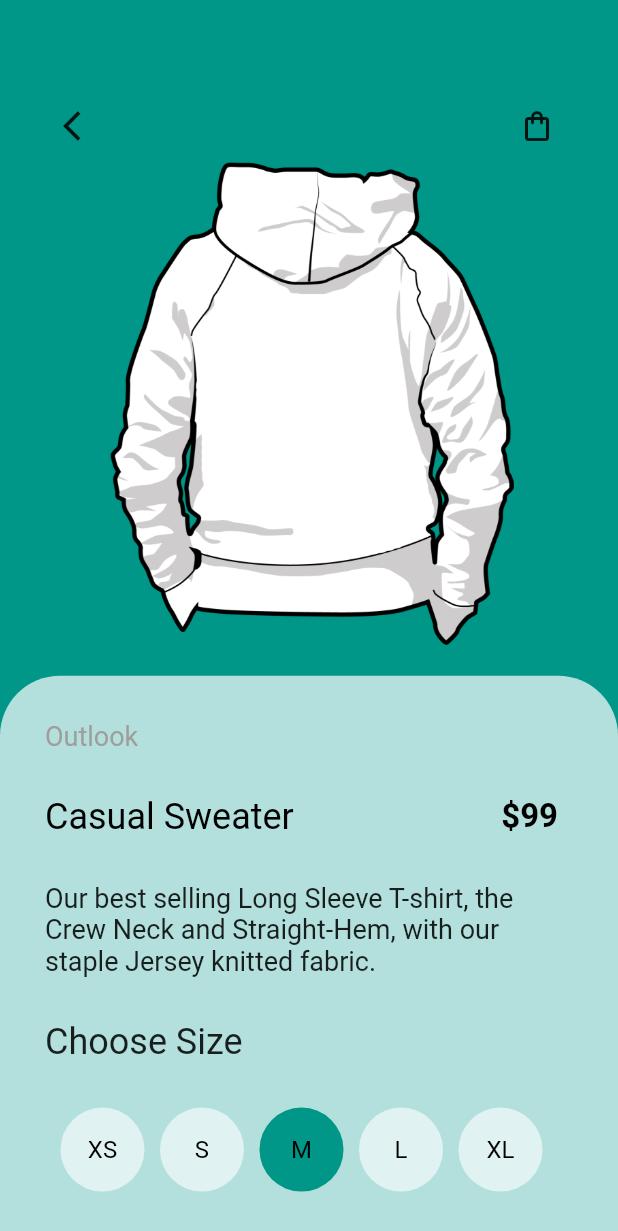
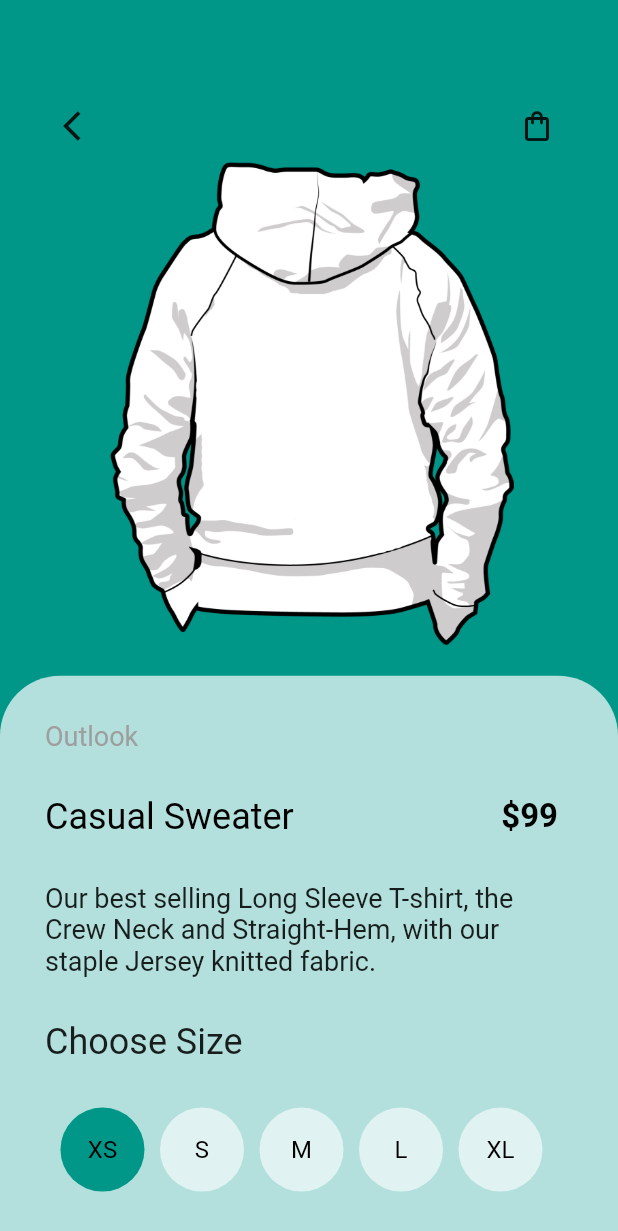
Before and after one commit to fnAdil/shop_app_elastic_drawer, a Flutter app: the DetailPage screen opened directly, after a tap on "XS", on a phone screen of 412 x 824 dp. Shown: the top 1231 px of the screen. Run offline on Flutter 3.47's test engine with Material 2 defaults, Android fonts, the phone set to English and light mode, and no system bars.

Commit message:
commit_6

```diff
--- a/lib/screens/detail_page.dart
+++ b/lib/screens/detail_page.dart
@@ -14,7 +14,11 @@ class DetailPage extends StatefulWidget {
   State<DetailPage> createState() => _DetailPageState();
 }
 
+List<String> Size1 = ["XS", "S", "M", "L", "XL"];
+
 class _DetailPageState extends State<DetailPage> {
+  late String size1 = "M";
+
   @override
   Widget build(BuildContext context) {
     final Size size = MediaQuery.of(context).size;
@@ -88,13 +92,29 @@ class _DetailPageState extends State<DetailPage> {
                       "Choose Size",
                       style: TextStyle(fontSize: 24, color: Colors.black87),
                     ),
-                    ChooseSize(
-                      onSizeSelected: (p0) {
-                        print(p0);
-                      },
-                      selectedSize: "M",
-                      sizes: ["XS", "S", "M", "L", "XL"],
-                      size: size,
+                    Row(
+                      mainAxisAlignment: MainAxisAlignment.spaceEvenly,
+                      children: List.generate(
+                        Size1.length,
+                        (index) => GestureDetector(
+                          onTap: () {
+                            size1 = Size1[index];
+                            setState(() {
+                              print(size1);
+                            });
+                          },
+                          child: CircleAvatar(
+                            child: Text(
+                              Size1[index],
+                              style: const TextStyle(color: Colors.black),
+                            ),
+                            minRadius: size.height * 0.034,
+                            backgroundColor: size1 == Size1[index]
+                                ? Colors.teal
+                                : Colors.teal[50],
+                          ),
+                        ),
+                      ),
                     )
                   ],
                 ),
@@ -107,44 +127,3 @@ class _DetailPageState extends State<DetailPage> {
     );
   }
 }
-
-class ChooseSize extends StatelessWidget {
-  const ChooseSize({
-    Key? key,
-    required this.size,
-    required this.sizes,
-    required this.onSizeSelected,
-    required this.selectedSize,
-  }) : super(key: key);
-
-  final Size size;
-  final List<String> sizes;
-  final String selectedSize;
-  final void Function(String) onSizeSelected;
-
-  @override
-  Widget build(BuildContext context) {
-    String str = selectedSize;
-    return Row(
-      mainAxisAlignment: MainAxisAlignment.spaceEvenly,
-      children: List.generate(
-        sizes.length,
-        (index) => GestureDetector(
-          onTap: () {
-            str = sizes[index];
-            onSizeSelected(sizes[index]);
-          },
-          child: CircleAvatar(
-            child: Text(
-              sizes[index],
-              style: const TextStyle(color: Colors.black),
-            ),
-            minRadius: size.height * 0.034,
-            backgroundColor:
-                str == sizes[index] ? Colors.teal : Colors.teal[50],
-          ),
-        ),
-      ),
-    );
-  }
-}
```
